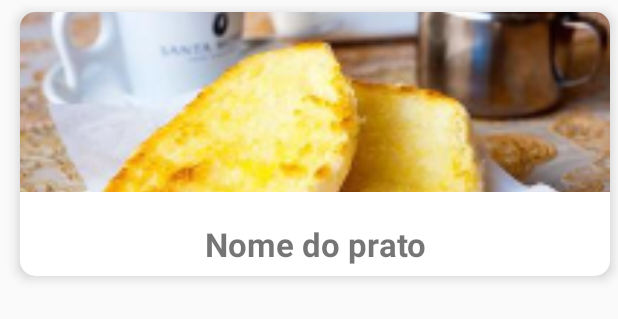
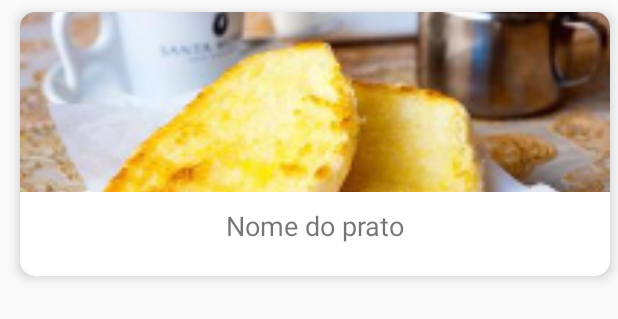
Before and after one commit to martinsfelipemartins/desafiorestaurante, an Android app: the layout recyclerview_prato_item.xml on its own in the app's theme, with its tools: preview values and no code run, on a phone screen of 412 x 824 dp. Shown: the top 319 px of the screen. Run offline under Robolectric (Android 15) with nearby library versions, the phone set to English and light mode, and no system bars.

Commit message:
comitando legendas

```diff
--- a/app/src/main/res/layout/recyclerview_prato_item.xml
+++ b/app/src/main/res/layout/recyclerview_prato_item.xml
@@ -27,6 +27,7 @@
             android:id="@+id/imageRecyclerPrato"
             android:layout_width="match_parent"
             android:layout_height="120dp"
+
             android:scaleType="centerCrop"
             android:src="@drawable/cafedamanha" />
 
@@ -37,12 +38,12 @@
             android:layout_height="wrap_content"
 
             android:layout_marginStart="16dp"
-            android:layout_marginTop="140dp"
+            android:layout_marginTop="130dp"
             android:layout_marginEnd="16dp"
             android:gravity="center"
             android:text="@string/nome_do_prato"
-            android:textSize="22sp"
-            android:textStyle="bold" />
+            android:textSize="18sp"
+             />
 
     </androidx.cardview.widget.CardView>
 
```
Also changed, not shown: app/src/main/java/br/com/digitalhouse/desafiorestaurante/home/views/HomeActivity.java (+5 -5 lines).
